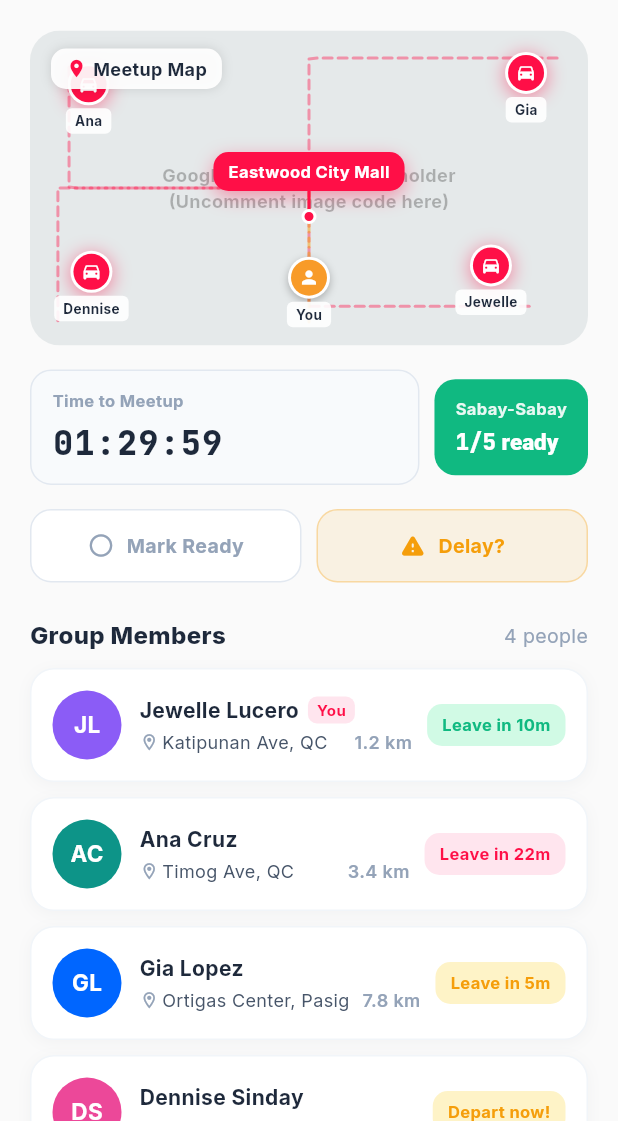
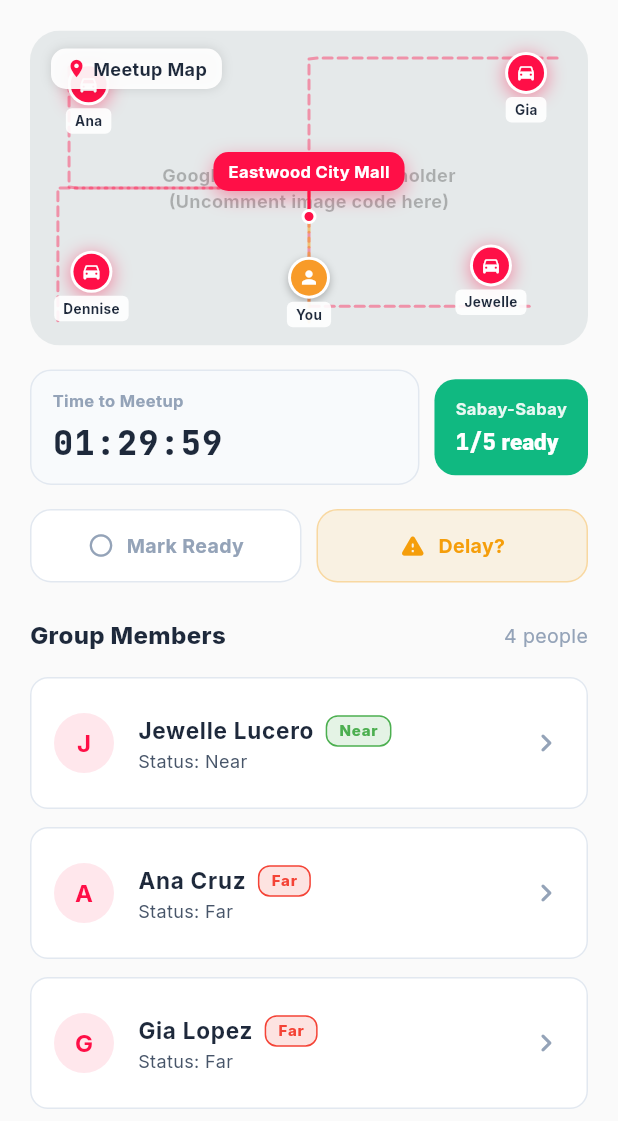
Before and after one commit to wejelle/taralets, a Flutter app: the DashboardScreen screen opened directly, on a phone screen of 412 x 824 dp, the part 115-1236 px from its top. Run offline on Flutter 3.47's test engine with Material 3 defaults, Android fonts, the phone set to English and light mode, and no system bars; our stand-ins replace google_fonts.

Commit message:
dashboard/member_card

```diff
--- a/lib/screens/dashboard_screen.dart
+++ b/lib/screens/dashboard_screen.dart
@@ -144,6 +144,7 @@
               ),
             ),
 
+            // ── MAP CONTAINER ──
             SliverToBoxAdapter(
               child: Padding(
                 padding: const EdgeInsets.fromLTRB(20, 18, 20, 0),
@@ -156,6 +157,7 @@
               ),
             ),
 
+            // ── PILLS ROW ──
             SliverToBoxAdapter(
               child: Padding(
                 padding: const EdgeInsets.fromLTRB(20, 16, 20, 0),
@@ -215,7 +217,6 @@
                     ),
                     const SizedBox(width: 10),
 
-                    // FIX: Ang button ay magiiba ang kulay kapag may existing delay para obvious!
                     Expanded(
                       child: GestureDetector(
                         onTap: _showDelayModal,
@@ -260,6 +261,7 @@
               ),
             ),
 
+            // ── HEADER: GROUP MEMBERS ──
             SliverToBoxAdapter(
               child: Padding(
                 padding: const EdgeInsets.fromLTRB(20, 24, 20, 10),
@@ -279,6 +281,7 @@
               ),
             ),
 
+            // ── LIST: GROUP MEMBERS ──
             SliverPadding(
               padding: const EdgeInsets.fromLTRB(20, 0, 20, 24),
               sliver: SliverList(
@@ -430,7 +433,8 @@
                     style: const TextStyle(
                       color: Colors.white,
                       fontSize: 15,
-                        fontWeight: FontWeight.w800)),
+                      fontWeight: FontWeight.w800,
+                    )),
               ),
             ),
           ],
@@ -527,6 +531,7 @@
         color: AppColors.teal,
         borderRadius: BorderRadius.circular(14),
       ),
+      child: Padding(
         padding: const EdgeInsets.symmetric(horizontal: 14, vertical: 12),
         child: Column(
           crossAxisAlignment: CrossAxisAlignment.start,
@@ -559,6 +564,7 @@
             ),
           ],
         ),
+      ),
     );
   }
 }
--- a/lib/widgets/member_card.dart
+++ b/lib/widgets/member_card.dart
@@ -1,107 +1,107 @@
 import 'package:flutter/material.dart';
+import '../models/group_member.dart';
 import '../constants/colors.dart';
-import '../models/group_member.dart';
 
 class MemberCard extends StatelessWidget {
   final GroupMember member;
+
   const MemberCard({super.key, required this.member});
+
+  // Ligtas na String processing para maiwasan ang enum check errors
+  String _getStatusString() {
+    return member.status.toString().split('.').last.toLowerCase();
+  }
+
+  // Nagbibigay ng tamang kulay depende sa text value ng status
+  Color _getBadgeColor(String statusStr) {
+    if (statusStr.contains('near')) {
+      return Colors.green; // Green kung malapit
+    } else if (statusStr.contains('arrive')) {
+      return Colors.amber; // Yellow/Amber kung dumating na
+    } else {
+      return Colors.red;   // Red kung malayo o on the way
+    }
+  }
+
+  // Nagbibigay ng malinis na text display para sa badge UI
+  String _getBadgeLabel(String statusStr) {
+    if (statusStr.contains('near')) return 'Near';
+    if (statusStr.contains('arrive')) return 'Arrived';
+    return 'Far';
+  }
 
   @override
   Widget build(BuildContext context) {
-    return Container(
-      margin: const EdgeInsets.only(bottom: 10),
-      padding: const EdgeInsets.all(14),
-      decoration: BoxDecoration(
+    final statusStr = _getStatusString();
+
+    return Card(
+      margin: const EdgeInsets.symmetric(vertical: 6),
+      elevation: 0,
+      shape: RoundedRectangleBorder(
+        borderRadius: BorderRadius.circular(12),
+        side: const BorderSide(color: AppColors.divider),
+      ),
       color: Colors.white,
-        borderRadius: BorderRadius.circular(16),
-        border: Border.all(color: AppColors.cardBorder),
-        boxShadow: [
-          BoxShadow(color: AppColors.charcoal.withOpacity(0.04), blurRadius: 8, offset: const Offset(0, 2)),
-        ],
-      ),
-      child: Row(
-        children: [
-          // Avatar
-          Container(
-            width: 46,
-            height: 46,
-            decoration: BoxDecoration(
-              color: member.avatarColor,
-              shape: BoxShape.circle,
-            ),
-            child: Center(
+      child: ListTile(
+        contentPadding: const EdgeInsets.symmetric(horizontal: 16, vertical: 8),
+        leading: CircleAvatar(
+          backgroundColor: AppColors.primary.withOpacity(0.1),
           child: Text(
-                member.avatarInitials,
-                style: const TextStyle(color: Colors.white, fontSize: 15, fontWeight: FontWeight.w700),
+            member.name.isNotEmpty ? member.name[0].toUpperCase() : '?',
+            style: const TextStyle(
+              color: AppColors.primary,
+              fontWeight: FontWeight.bold,
             ),
           ),
         ),
-          const SizedBox(width: 12),
-          // Name + location
-          Expanded(
-            child: Column(
-              crossAxisAlignment: CrossAxisAlignment.start,
-              children: [
-                Row(
+        title: Row(
+          mainAxisSize: MainAxisSize.min,
           children: [
             Text(
               member.name,
-                      style: const TextStyle(color: AppColors.charcoal, fontSize: 14, fontWeight: FontWeight.w700),
-                    ),
-                    if (member.isCurrentUser) ...[
-                      const SizedBox(width: 6),
-                      Container(
-                        padding: const EdgeInsets.symmetric(horizontal: 6, vertical: 2),
-                        decoration: BoxDecoration(
-                          color: AppColors.primaryLight,
-                          borderRadius: BorderRadius.circular(6),
-                        ),
-                        child: const Text('You', style: TextStyle(color: AppColors.primary, fontSize: 10, fontWeight: FontWeight.w700)),
-                      ),
-                    ],
-                  ],
-                ),
-                const SizedBox(height: 3),
-                Row(
-                  children: [
-                    const Icon(Icons.location_on_outlined, size: 13, color: AppColors.captionText),
-                    const SizedBox(width: 2),
-                    Expanded(
-                      child: Text(
-                        member.mockLocation,
-                        style: const TextStyle(color: AppColors.bodyText, fontSize: 12),
-                        overflow: TextOverflow.ellipsis,
+              style: const TextStyle(
+                color: AppColors.charcoal,
+                fontSize: 15,
+                fontWeight: FontWeight.bold,
               ),
             ),
-                    const SizedBox(width: 4),
-                    Text(
-                      '${member.distanceKm.toStringAsFixed(1)} km',
-                      style: const TextStyle(color: AppColors.captionText, fontSize: 12, fontWeight: FontWeight.w600),
-                    ),
-                  ],
-                ),
-              ],
+            const SizedBox(width: 8),
+
+            // ── COMPILED STATUS BADGE (GREEN / RED / YELLOW) ──
+            Container(
+              padding: const EdgeInsets.symmetric(horizontal: 8, vertical: 2),
+              decoration: BoxDecoration(
+                color: _getBadgeColor(statusStr).withOpacity(0.15),
+                borderRadius: BorderRadius.circular(8),
+                border: Border.all(
+                  color: _getBadgeColor(statusStr),
+                  width: 1,
                 ),
               ),
-          const SizedBox(width: 10),
-          // Departure badge
-          Container(
-            padding: const EdgeInsets.symmetric(horizontal: 10, vertical: 6),
-            decoration: BoxDecoration(
-              color: member.badgeBgColor,
-              borderRadius: BorderRadius.circular(10),
-            ),
               child: Text(
-              member.departureBadgeLabel,
+                _getBadgeLabel(statusStr),
                 style: TextStyle(
-                color: member.badgeColor,
-                fontSize: 11,
-                fontWeight: FontWeight.w700,
+                  color: _getBadgeColor(statusStr),
+                  fontSize: 10,
+                  fontWeight: FontWeight.w800,
                 ),
               ),
             ),
           ],
         ),
+        subtitle: Text(
+          // Inalis ang .isReady para mawala ang error at ginamit ang status label dynamically
+          'Status: ${_getBadgeLabel(statusStr)}',
+          style: const TextStyle(
+            color: AppColors.bodyText,
+            fontSize: 12,
+          ),
+        ),
+        trailing: const Icon(
+          Icons.chevron_right_rounded,
+          color: AppColors.captionText,
+        ),
+      ),
     );
   }
 }
```
Also changed, not shown: pubspec.lock. Lines whose indentation alone changed are shown as unchanged.
